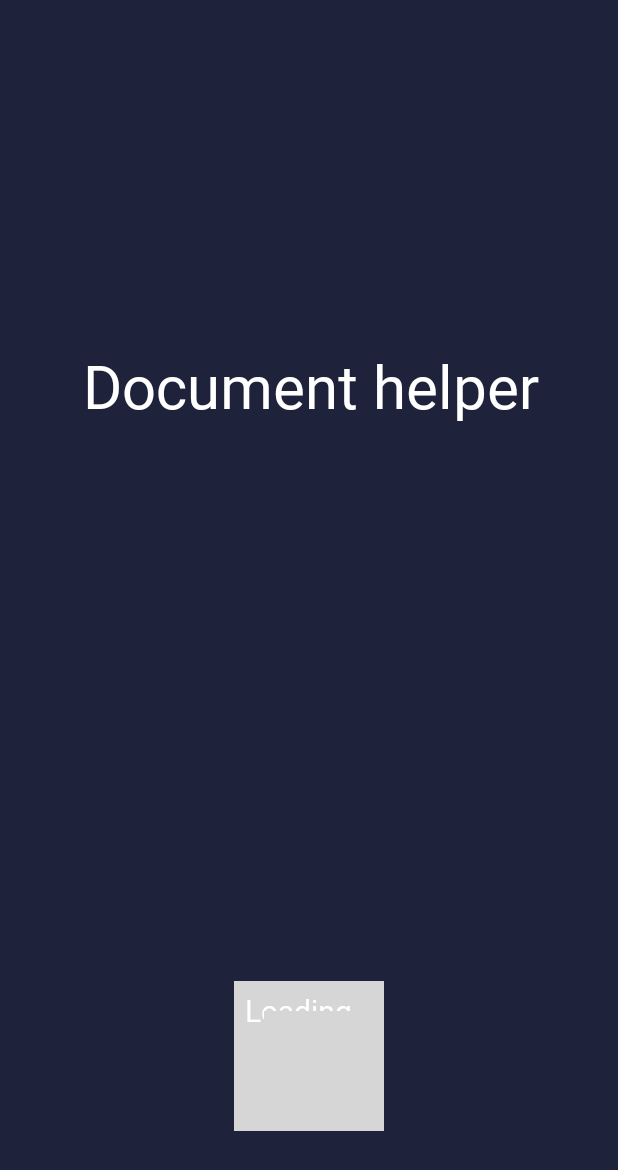
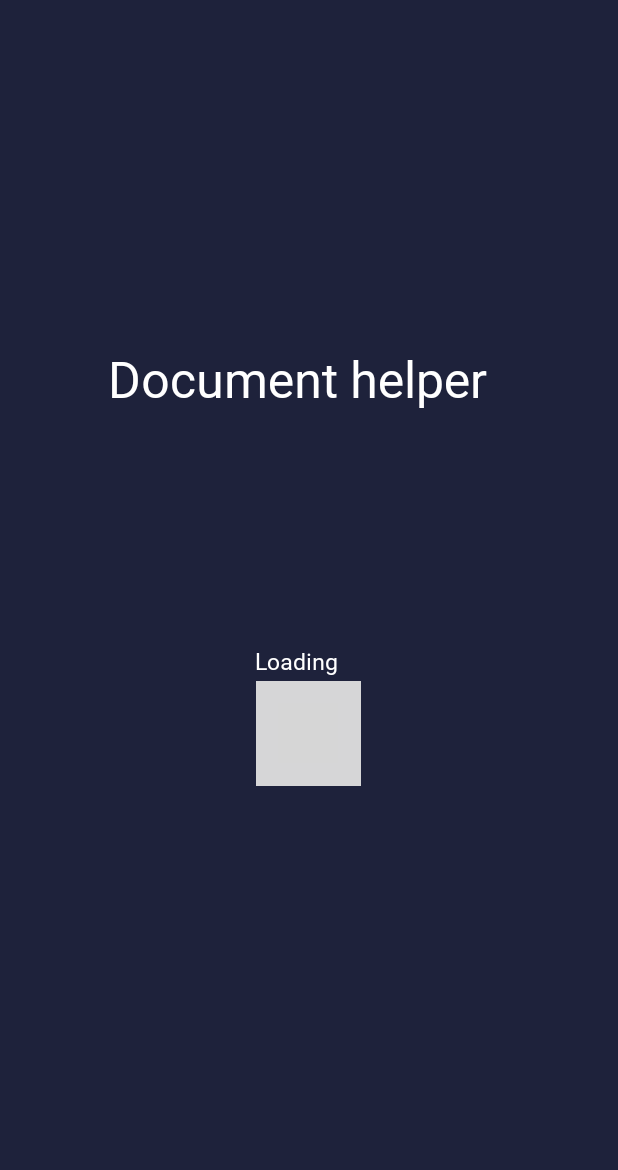
Before and after one commit to scv1702/2022-capstone-design-project, an Android app: the SplashActivity screen opened directly, with no data from a screen before it, on a phone screen of 412 x 824 dp. Shown: the top 1170 px of the screen. Run offline under Robolectric (Android 15) with nearby library versions, the phone set to English and light mode, and no system bars; grey boxes are pictures that could not be loaded.

Commit message:
Style: splash_activity
change splash_activity

```diff
--- a/android/app/build.gradle
+++ b/android/app/build.gradle
@@ -51,7 +51,6 @@ dependencies {
     implementation 'com.android.support:multidex:1.0.3'
 
     api 'com.theartofdev.edmodo:android-image-cropper:2.8.+'
-
     testImplementation 'junit:junit:4.+'
     androidTestImplementation 'androidx.test.ext:junit:1.1.2'
     androidTestImplementation 'androidx.test.espresso:espresso-core:3.3.0'
--- a/android/app/src/main/res/layout/activity_splash.xml
+++ b/android/app/src/main/res/layout/activity_splash.xml
@@ -11,12 +11,12 @@
         android:id="@+id/id_title_layout"
         android:layout_width="match_parent"
         android:layout_height="80dp"
-        android:layout_marginLeft="55dp"
+        android:layout_marginLeft="72dp"
         android:layout_marginTop="230dp"
         android:text="Document helper"
         android:fontFamily="@font/bmhannapro"
         android:textColor="@color/white"
-        android:textSize="40dp" />
+        android:textSize="33dp" />
 
     <!--
     <ImageView
@@ -34,7 +34,7 @@
         android:layout_height="wrap_content"
         android:layout_alignParentBottom="true"
         android:layout_centerHorizontal="true"
-        android:layout_marginBottom="70dp">
+        android:layout_marginBottom="300dp">
 
         <RelativeLayout
             android:id="@+id/loading_layout"
@@ -42,14 +42,14 @@
             android:layout_height="wrap_content">
 
             <ProgressBar
-                android:layout_width="100dp"
-                android:layout_height="100dp"
+                android:layout_width="70dp"
+                android:layout_height="70dp"
                 android:layout_centerInParent="true"
                 android:indeterminateDrawable="@drawable/progressbackground" />
 
             <ImageView
-                android:layout_width="60dp"
-                android:layout_height="60dp"
+                android:layout_width="40dp"
+                android:layout_height="40dp"
                 android:layout_centerInParent="true"
                 android:src="@drawable/circle" />
         </RelativeLayout>
@@ -58,11 +58,12 @@
     <TextView
         android:layout_width="100dp"
         android:layout_height="50dp"
-        android:layout_marginTop="660dp"
-        android:layout_marginLeft="163dp"
+        android:layout_marginTop="430dp"
+        android:layout_marginLeft="170dp"
         android:fontFamily="@font/bmhannapro"
         android:text="Loading"
         android:textColor="@color/white"
-        android:textSize="20dp" />
+        android:textSize="15dp"
+        />
 
 </RelativeLayout>
--- a/android/app/src/main/res/layout/activity_stylus.xml
+++ b/android/app/src/main/res/layout/activity_stylus.xml
@@ -3,10 +3,12 @@
     xmlns:android="http://schemas.android.com/apk/res/android"
     android:id="@+id/main"
     android:layout_width="match_parent"
-    android:layout_height="match_parent">
+    android:layout_height="match_parent"
+    android:background="@color/colorPrimaryDark"
+    >
     <com.google.android.material.card.MaterialCardView
         android:id="@+id/cardView"
-        android:layout_width="match_parent"
+        android:layout_width="600dp"
         android:layout_height="660dp">
         <com.theartofdev.edmodo.cropper.CropImageView
             xmlns:custom="http://schemas.android.com/apk/res-auto"
```
